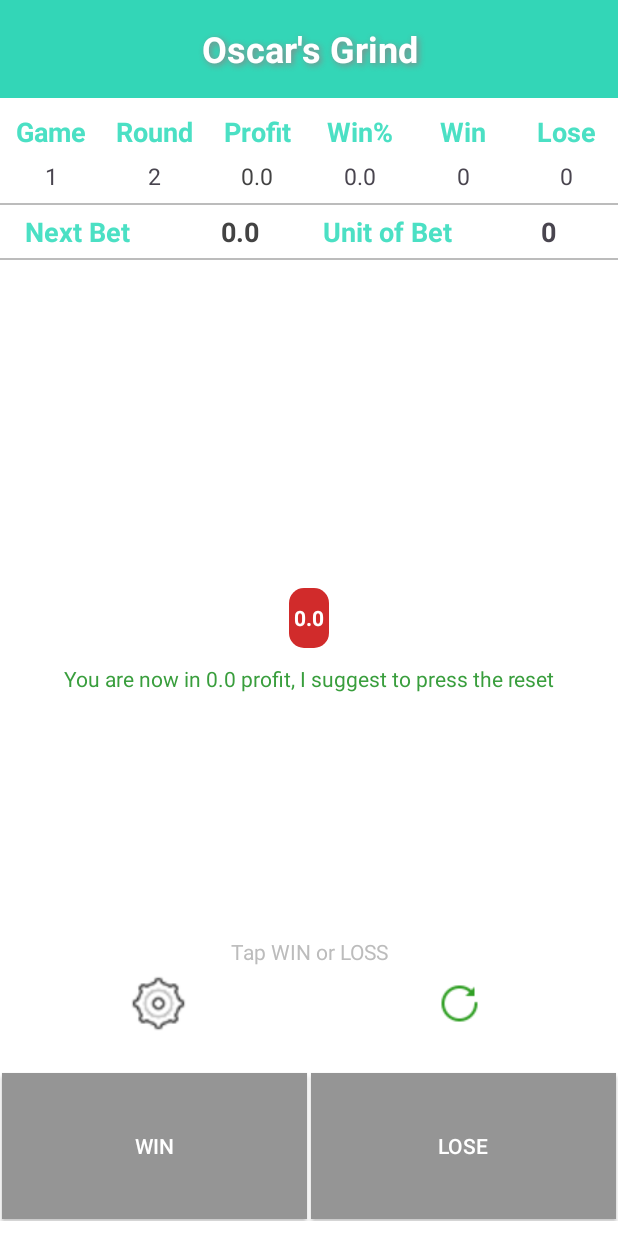
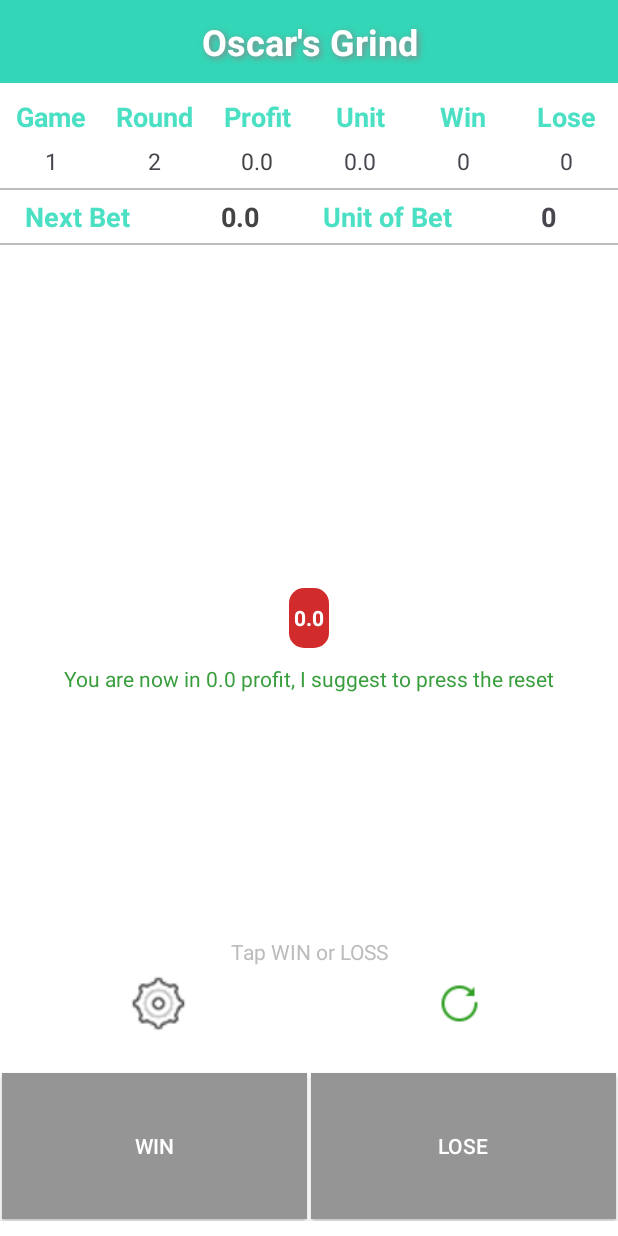
Before and after one commit to MarkAguirre26/MyBuddyMM, an Android app: the screen it shows after launch (MainActivity), after a tap on "WIN", on a phone screen of 412 x 824 dp. Run offline under Robolectric (Android 15) with nearby library versions, the phone set to English and light mode, and no system bars.

Commit message:
Mang_B mm

```diff
--- a/app/src/main/java/com/virtual/software/mybuddymm/MainActivity.java
+++ b/app/src/main/java/com/virtual/software/mybuddymm/MainActivity.java
@@ -33,6 +33,7 @@ import java.util.Locale;
 
 public class MainActivity extends AppCompatActivity {
 
+    LinearLayout StopPanel;
     boolean isSound = true;
     private boolean isImage1 = true;
     AppCompatImageButton btnReset;
@@ -52,18 +53,23 @@ public class MainActivity extends AppCompatActivity {
     private static final String PROFIT = "Profit";
     private static final String WIN = "Win";
     private static final String LOSE = "Lose";
+    private static final String STOP_LOSS = "StopLoss";
+    private static final String STOP_PROFIT = "StopProfit";
 
     private int game = 0;
     private int round = 0;
     private String profit = "0";
     private int win = 0;
     private int lose = 0;
+    private int stopLoss = 0;
+    private int stopProfit = 0;
 
 
     LinearLayout winAndLossLinearLayout;
     List<Double> betsList;
     List<String> winLoseList;
-    TextView txtTitle, txtGame, txtRound, txtProfit, txtWinPercentage, txtWin, txtLose, txtNextBet, txtUnitOfBet, txtMessage;
+    TextView txtTitle, txtGame, txtRound, txtProfit, txtUnit, txtWin, txtLose, txtNextBet, txtUnitOfBet, txtMessage, txtStopLoss, txtStopProfit;
+    ;
     String selectedMM = "";
     double baseBetAmount;
     //---------ORC------------------------------------------------------------------
@@ -83,11 +89,12 @@ public class MainActivity extends AppCompatActivity {
         winAndLossResultHorizontalSccrollView = findViewById(R.id.winAndLossResultHorizontalSccrollView);
         handler = new Handler(Looper.getMainLooper());
 
+
         txtTitle = findViewById(R.id.txtTitle);
         txtGame = findViewById(R.id.txtGame);
         txtRound = findViewById(R.id.txtRound);
         txtProfit = findViewById(R.id.txtProfit);
-        txtWinPercentage = findViewById(R.id.txtWinPercentage);
+        txtUnit = findViewById(R.id.txtUnit);
         txtWin = findViewById(R.id.txtWin);
         txtLose = findViewById(R.id.txtLose);
         txtNextBet = findViewById(R.id.txtNextBet);
@@ -107,6 +114,8 @@ public class MainActivity extends AppCompatActivity {
         profit = preferences.getString(PROFIT, "0");
         win = preferences.getInt(WIN, 0);
         lose = preferences.getInt(LOSE, 0);
+        stopLoss = preferences.getInt(STOP_LOSS, 0);
+        stopProfit = preferences.getInt(STOP_PROFIT, 0);
 
         baseBetAmount = Double.parseDouble(BaseUnitAmount);
 
@@ -116,8 +125,9 @@ public class MainActivity extends AppCompatActivity {
         txtWin.setText(String.valueOf(win));
         txtLose.setText(String.valueOf(lose));
 
-        double winPercentage = calculateWinPercentage(round, win);
-        txtWinPercentage.setText(String.valueOf(roundToOneDecimalPlace(winPercentage)));
+
+        double winPercentage = calculateProfitByUnit();
+        txtUnit.setText(String.valueOf(roundToOneDecimalPlace(winPercentage)));
 
 
         proceedToReset();
@@ -265,22 +275,17 @@ public class MainActivity extends AppCompatActivity {
         preferences.edit().putInt(Round, round).apply();
 
 
-        double winPercentage = calculateWinPercentage(round, win);
-        txtWinPercentage.setText(String.valueOf(roundToOneDecimalPlace(winPercentage)));
+        double winPercentage = calculateProfitByUnit();
+        txtUnit.setText(String.valueOf(roundToOneDecimalPlace(winPercentage)));
     }
 
-    public double calculateWinPercentage(int totalRounds, int winsCount) {
+    public double calculateProfitByUnit() {
 
-        if (totalRounds <= 0) {
+        double profit = Double.parseDouble(txtProfit.getText().toString());
+        if (profit <= 0) {
             return 0;
         }
-
-        if (winsCount < 0 || winsCount > totalRounds) {
-//            throw new IllegalArgumentException("Number of wins should be between 0 and total rounds.");
-            return 0;
-        }
-
-        return ((double) winsCount / totalRounds) * 100;
+        return roundToOneDecimalPlace(profit / baseBetAmount);
     }
 
     private void setDisableButtons(boolean b) {
@@ -393,7 +398,7 @@ public class MainActivity extends AppCompatActivity {
 
         } else if (mm.equals(MoneyManagement.MOON)) {
 
-            if(txtNextBet.getText().equals("{nextBet}")){
+            if (txtNextBet.getText().equals("{nextBet}")) {
                 txtNextBet.setText(String.valueOf(baseBetAmount));
             }
 
@@ -432,13 +437,11 @@ public class MainActivity extends AppCompatActivity {
     }
 
     public void Lose_Clicked(View view) {
-
         processEvent("l");
     }
 
 
     public void Win_CLicked(View view) {
-
 
         processEvent("w");
 
@@ -651,7 +654,13 @@ public class MainActivity extends AppCompatActivity {
 
         ListView listView = dialogView.findViewById(R.id.listView);
         TextView txtBaseUnit = dialogView.findViewById(R.id.txtBaseUnit);
+        txtStopLoss = dialogView.findViewById(R.id.txtStopLoss);
+        txtStopProfit = dialogView.findViewById(R.id.txtStopProfit);
+        StopPanel= dialogView.findViewById(R.id.StopPanel);
+        txtStopLoss.setText(String.valueOf(stopLoss));
+        txtStopProfit.setText(String.valueOf(stopProfit));
 
+        setStopVisiblity(selectedMM);
 
         txtBaseUnit.setText(String.valueOf(baseBetAmount));
 
@@ -670,6 +679,7 @@ public class MainActivity extends AppCompatActivity {
                 boolean clickedItemState = !moneyManagement.isSelected();
 
                 updateTheMoneyManagementList(moneyManagement.getFieldName());
+                setStopVisiblity(moneyManagement.getFieldName());
 
 
                 // For example, you can do something with the clicked item
@@ -699,6 +709,10 @@ public class MainActivity extends AppCompatActivity {
                         preferences.edit().putInt(WIN, 0).apply();
                         preferences.edit().putInt(LOSE, 0).apply();
 
+                        preferences.edit().putInt(STOP_LOSS, Integer.parseInt(txtStopLoss.getText().toString())).apply();
+                        preferences.edit().putInt(STOP_PROFIT, Integer.parseInt(txtStopProfit.getText().toString())).apply();
+
+
                         txtTitle.setText(selectedMM);
 //                        }
 
@@ -714,6 +728,16 @@ public class MainActivity extends AppCompatActivity {
 
         androidx.appcompat.app.AlertDialog alertDialog = builder.create();
         alertDialog.show();
+    }
+
+    private void setStopVisiblity(String mm) {
+        if (mm.equals(MoneyManagement.MOON)) {
+            StopPanel.setVisibility(View.VISIBLE);
+
+        } else {
+            StopPanel.setVisibility(View.INVISIBLE);
+
+        }
     }
 
 
--- a/app/src/main/java/com/virtual/software/mybuddymm/MoneyManagement.java
+++ b/app/src/main/java/com/virtual/software/mybuddymm/MoneyManagement.java
@@ -14,6 +14,9 @@ public class MoneyManagement {
 
     public static final String MOON = "Moon Grind";
     public static final String MOON_DESCRIPTION = "+1 unit if L, Stay to current unit if W";
+
+    public static final String Mang_B = "Mang B";
+    public static final String Mang_B_DESCRIPTION = "Stay to current unit if L, get the total of  L if W";
 
 
     private String fieldName;
@@ -70,9 +73,11 @@ public class MoneyManagement {
 
     public static List<MoneyManagement> getMoneyManagementList() {
         List<MoneyManagement> itemList = new ArrayList<>();
-        itemList.add(new MoneyManagement(MoneyManagement.ORC, MoneyManagement.ORC_DESCRIPTION, 12, false));
-        itemList.add(new MoneyManagement(MoneyManagement.OSCAR, MoneyManagement.OSCAR_DESCRIPTION, 40, false));
-        itemList.add(new MoneyManagement(MoneyManagement.MOON, MoneyManagement.MOON_DESCRIPTION, 40, false));
+        itemList.add(new MoneyManagement(MoneyManagement.ORC, MoneyManagement.ORC_DESCRIPTION, 0, false));
+        itemList.add(new MoneyManagement(MoneyManagement.OSCAR, MoneyManagement.OSCAR_DESCRIPTION, 0, false));
+        itemList.add(new MoneyManagement(MoneyManagement.MOON, MoneyManagement.MOON_DESCRIPTION, 0, false));
+        itemList.add(new MoneyManagement(MoneyManagement.Mang_B, MoneyManagement.Mang_B_DESCRIPTION, 0, false));
+
         return itemList;
     }
 
--- a/app/src/main/res/layout/activity_main.xml
+++ b/app/src/main/res/layout/activity_main.xml
@@ -10,7 +10,7 @@
         android:background="@color/green_header"
         android:id="@+id/txtTitle"
         android:layout_width="match_parent"
-        android:layout_height="65dp"
+        android:layout_height="55dp"
         android:layout_alignParentTop="true"
         android:gravity="center"
         android:padding="5dp"
@@ -68,7 +68,7 @@
                 android:layout_height="wrap_content"
                 android:layout_weight="1"
                 android:gravity="center"
-                android:text="Win%"
+                android:text="Unit"
                 android:textColor="@color/green"
                 android:textSize="18sp"
                 android:textStyle="bold" />
@@ -131,12 +131,12 @@
                 android:textSize="15sp" />
 
             <TextView
-                android:id="@+id/txtWinPercentage"
+                android:id="@+id/txtUnit"
                 android:layout_width="match_parent"
                 android:layout_height="wrap_content"
                 android:layout_weight="1"
                 android:gravity="center"
-                android:text="{winP}"
+                android:text="{unit}"
 
                 android:textSize="15sp" />
 
@@ -260,7 +260,7 @@
                 android:gravity="center"
                 android:paddingLeft="5dp"
                 android:paddingRight="5dp"
-                android:text="100.0"
+                android:text="{Amount}"
                 android:textColor="@color/white" />
 
 
```
Also changed, not shown: app/src/main/res/layout/setting_modal.xml (+79 -14 lines).
